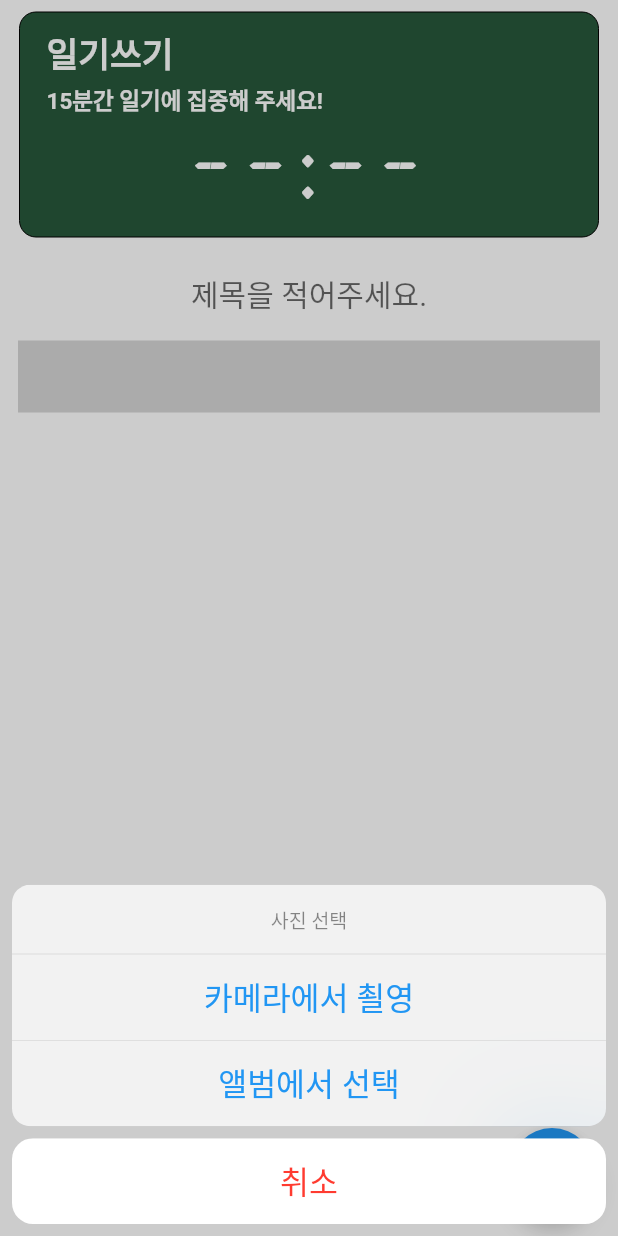
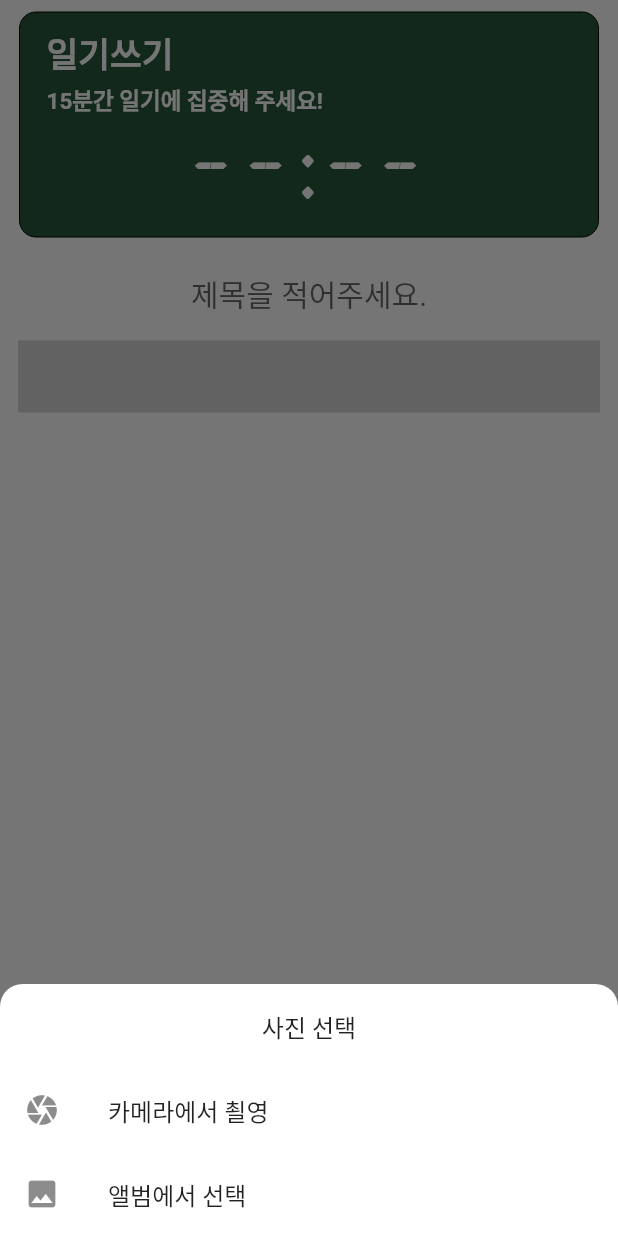
Before and after one commit to C0deWave/fifteen_minute_diary, a Flutter app: the WriteDiaryScreen screen opened by its route, after a tap on the "add a photo" icon, on a phone screen of 412 x 824 dp. Run offline on Flutter 3.47's test engine with Material 2 defaults, Android fonts, the phone set to English and light mode, and no system bars; our stand-ins replace auto_size_text, carousel_slider, cloud_firestore, date_format, dismissible_page, firebase_auth and 18 more; missing offline and left inert: cupertino_tabbar, hashtagable; accounts and stored records are empty; statements that could not run were skipped.

Commit message:
Refactor: 이미지 추가 Action Sheet Material Design 호환
- OS가 Android인 경우 Material Dialog가 등장
- IOS인 경우 Cupertino 디자인으로 팝업

```diff
--- a/lib/custom_class/action_sheet_list.dart
+++ b/lib/custom_class/action_sheet_list.dart
@@ -4,8 +4,29 @@ import 'package:get/get.dart';
 import 'package:flutter/foundation.dart' as foundation;
 
 class ActionSheetList {
-  // 이미지 추가 액션 시트
+  //------------------------------------------------------------------------
+  //------------------------------------------------------------------------
+  // 이미지 추가 Action Sheet
+  // 플랫폼 확인하기
   static void showAddImageSheet(
+      {required BuildContext context,
+      required Function chooseCamera,
+      required Function chooseAlbum}) {
+    foundation.defaultTargetPlatform == foundation.TargetPlatform.iOS
+        ? showIosAddImageSheet(
+            context: context,
+            chooseCamera: chooseCamera,
+            chooseAlbum: chooseAlbum,
+          )
+        : showAndroidAddImageSheet(
+            context: context,
+            chooseCamera: chooseCamera,
+            chooseAlbum: chooseAlbum,
+          );
+  }
+
+  // IOS 이미지 추가 액션 시트
+  static void showIosAddImageSheet(
       {required BuildContext context,
       required Function chooseCamera,
       required Function chooseAlbum}) {
@@ -34,6 +55,46 @@ class ActionSheetList {
     );
   }
 
+  // Android 이미지 추가 액션 시트
+  static void showAndroidAddImageSheet(
+      {required BuildContext context,
+      required Function chooseCamera,
+      required Function chooseAlbum}) {
+    showModalBottomSheet<dynamic>(
+      context: context,
+      shape: const RoundedRectangleBorder(
+        borderRadius: BorderRadius.vertical(
+          top: Radius.circular(15),
+        ),
+      ),
+      clipBehavior: Clip.antiAliasWithSaveLayer,
+      backgroundColor: Colors.white,
+      builder: (BuildContext context) => Wrap(
+        children: [
+          const ListTile(
+            title: Center(child: Text("사진 선택")),
+          ),
+          GestureDetector(
+            child: const ListTile(
+              leading: Icon(Icons.camera),
+              title: Text('카메라에서 쵤영'),
+            ),
+            onTap: () => chooseCamera(),
+          ),
+          GestureDetector(
+            child: const ListTile(
+              leading: Icon(Icons.image),
+              title: Text('앨범에서 선택'),
+            ),
+            onTap: () => chooseAlbum(),
+          ),
+        ],
+      ),
+    );
+  }
+
+  //------------------------------------------------------------------------
+  //------------------------------------------------------------------------
   // 이미지 삭제 또는 대표이미지 지정 ActionSheet
   static void selectImageDeleteOrRepresentImage({
     required BuildContext context,
```
